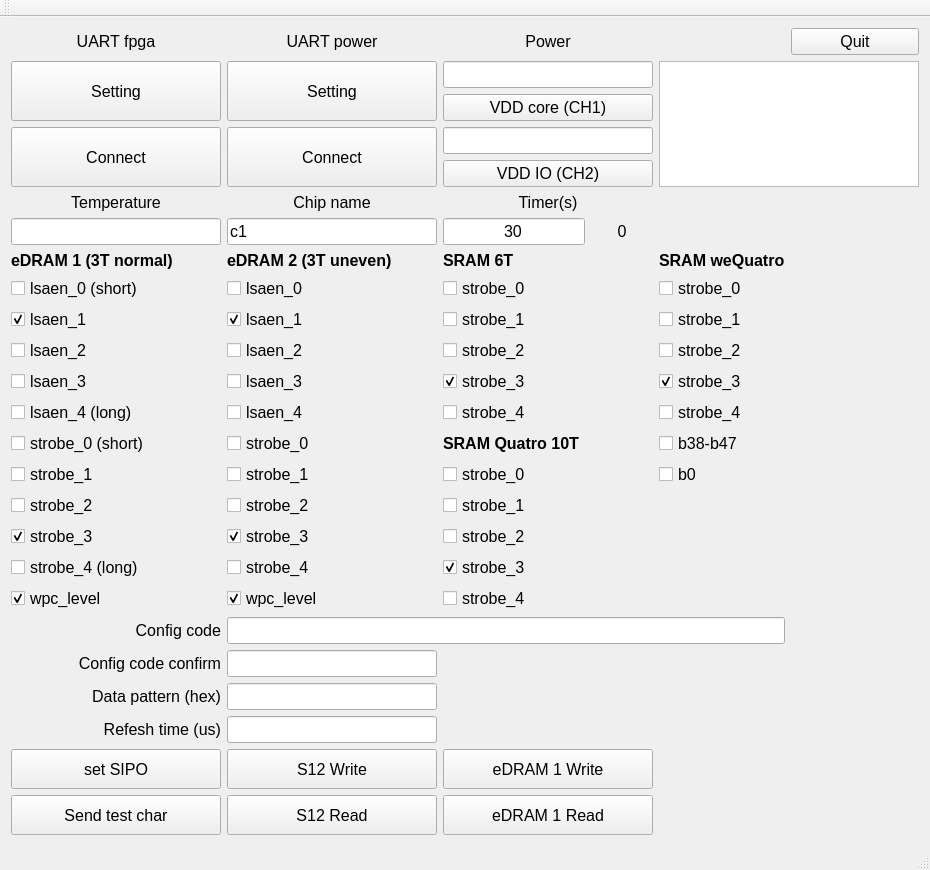
Qt form mainwindow.ui (trangjackie/edram65nm_tester) before a commit.
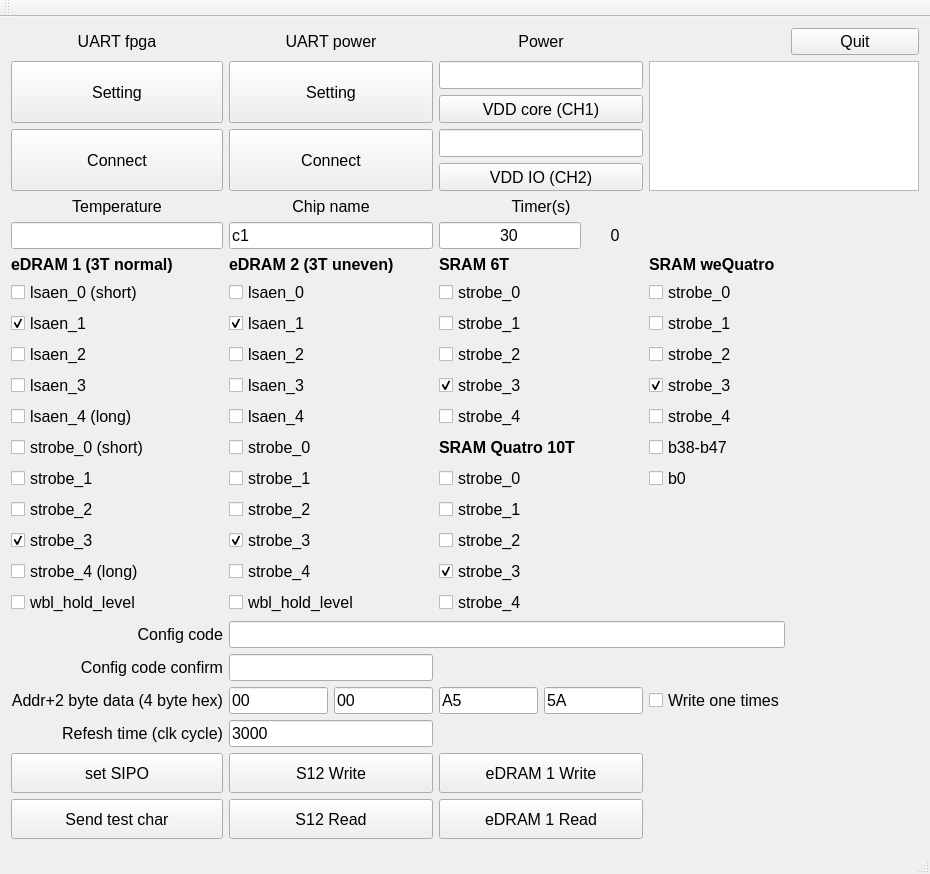
The same form after that commit. Icons and pictures are not drawn.

```diff
--- a/mainwindow.ui
+++ b/mainwindow.ui
@@ -7,7 +7,7 @@
     <x>0</x>
     <y>0</y>
     <width>930</width>
-    <height>774</height>
+    <height>874</height>
    </rect>
   </property>
   <property name="font">
@@ -47,10 +47,10 @@
        <string>Select = precharge to VDD, unselect = precharge to GND</string>
       </property>
       <property name="text">
-       <string>wpc_level</string>
+       <string>wbl_hold_level</string>
       </property>
       <property name="checked">
-       <bool>true</bool>
+       <bool>false</bool>
       </property>
      </widget>
     </item>
@@ -820,10 +820,10 @@
     <item row="17" column="1">
      <widget class="QCheckBox" name="cb_b22">
       <property name="text">
-       <string>wpc_level</string>
+       <string>wbl_hold_level</string>
       </property>
       <property name="checked">
-       <bool>true</bool>
+       <bool>false</bool>
       </property>
      </widget>
     </item>
@@ -901,9 +901,6 @@
       </property>
      </widget>
     </item>
-    <item row="20" column="1">
-     <widget class="QLineEdit" name="lineEdit_datapattern"/>
-    </item>
     <item row="9" column="0">
      <widget class="QCheckBox" name="cb_b3">
       <property name="toolTip">
@@ -957,7 +954,7 @@
     <item row="20" column="0">
      <widget class="QLabel" name="label_13">
       <property name="text">
-       <string>Data pattern (hex)</string>
+       <string>&lt;html&gt;&lt;head/&gt;&lt;body&gt;&lt;p&gt;Addr+2 byte data (4 byte hex)&lt;/p&gt;&lt;/body&gt;&lt;/html&gt;</string>
       </property>
       <property name="alignment">
        <set>Qt::AlignRight|Qt::AlignTrailing|Qt::AlignVCenter</set>
@@ -980,7 +977,7 @@
     <item row="21" column="0">
      <widget class="QLabel" name="label_14">
       <property name="text">
-       <string>Refesh time (us)</string>
+       <string>Refesh time (clk cycle)</string>
       </property>
       <property name="alignment">
        <set>Qt::AlignRight|Qt::AlignTrailing|Qt::AlignVCenter</set>
@@ -988,7 +985,65 @@
      </widget>
     </item>
     <item row="21" column="1">
-     <widget class="QLineEdit" name="lineEdit_refeshtime"/>
+     <widget class="QLineEdit" name="lineEdit_refeshtime">
+      <property name="text">
+       <string>3000</string>
+      </property>
+     </widget>
+    </item>
+    <item row="20" column="1" colspan="2">
+     <layout class="QHBoxLayout" name="horizontalLayout">
+      <item>
+       <widget class="QLineEdit" name="lineEdit_DUT_Col">
+        <property name="toolTip">
+         <string>col addr 4bit</string>
+        </property>
+        <property name="text">
+         <string>00</string>
+        </property>
+       </widget>
+      </item>
+      <item>
+       <widget class="QLineEdit" name="lineEdit_DUT_Row">
+        <property name="toolTip">
+         <string>row addr 8bit</string>
+        </property>
+        <property name="text">
+         <string>00</string>
+        </property>
+       </widget>
+      </item>
+      <item>
+       <widget class="QLineEdit" name="lineEdit_DUT_data1">
+        <property name="toolTip">
+         <string>first datapattern</string>
+        </property>
+        <property name="text">
+         <string>A5</string>
+        </property>
+       </widget>
+      </item>
+      <item>
+       <widget class="QLineEdit" name="lineEdit_DUT_data2">
+        <property name="toolTip">
+         <string>second datapattern</string>
+        </property>
+        <property name="text">
+         <string>5A</string>
+        </property>
+       </widget>
+      </item>
+     </layout>
+    </item>
+    <item row="20" column="3">
+     <widget class="QCheckBox" name="checkBox_DUT_WriteOne">
+      <property name="toolTip">
+       <string>check for write 1 address only</string>
+      </property>
+      <property name="text">
+       <string>Write one times</string>
+      </property>
+     </widget>
     </item>
    </layout>
   </widget>
```
Left out of the diff: 4 changed lines with no effect on the pictures.
